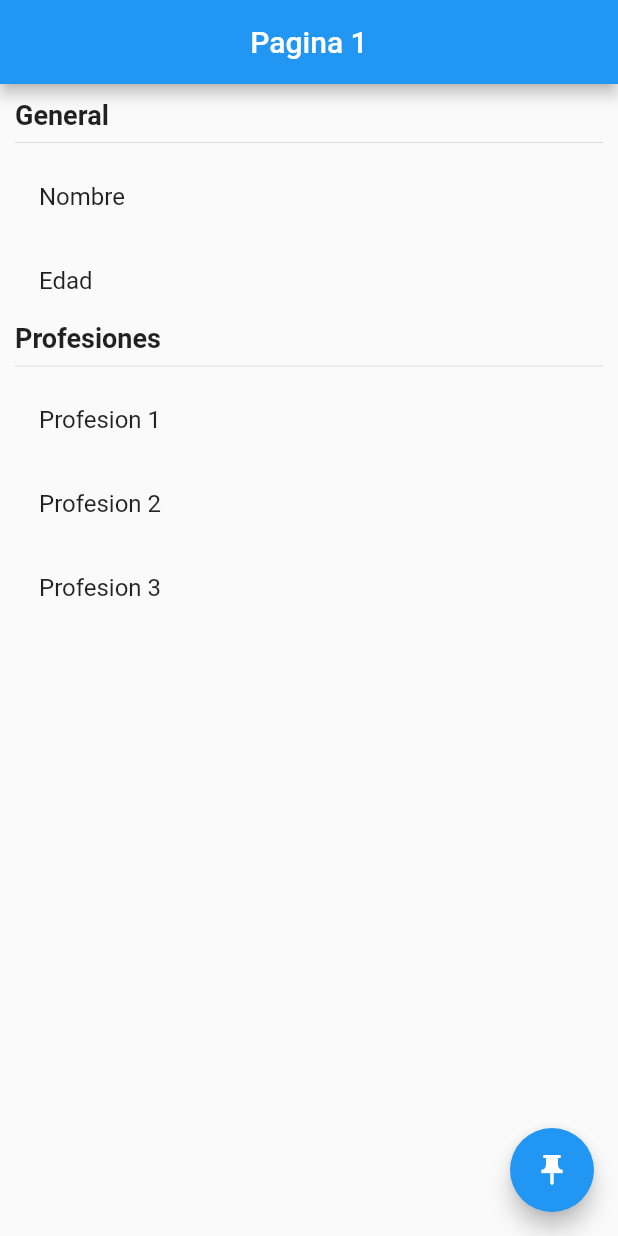
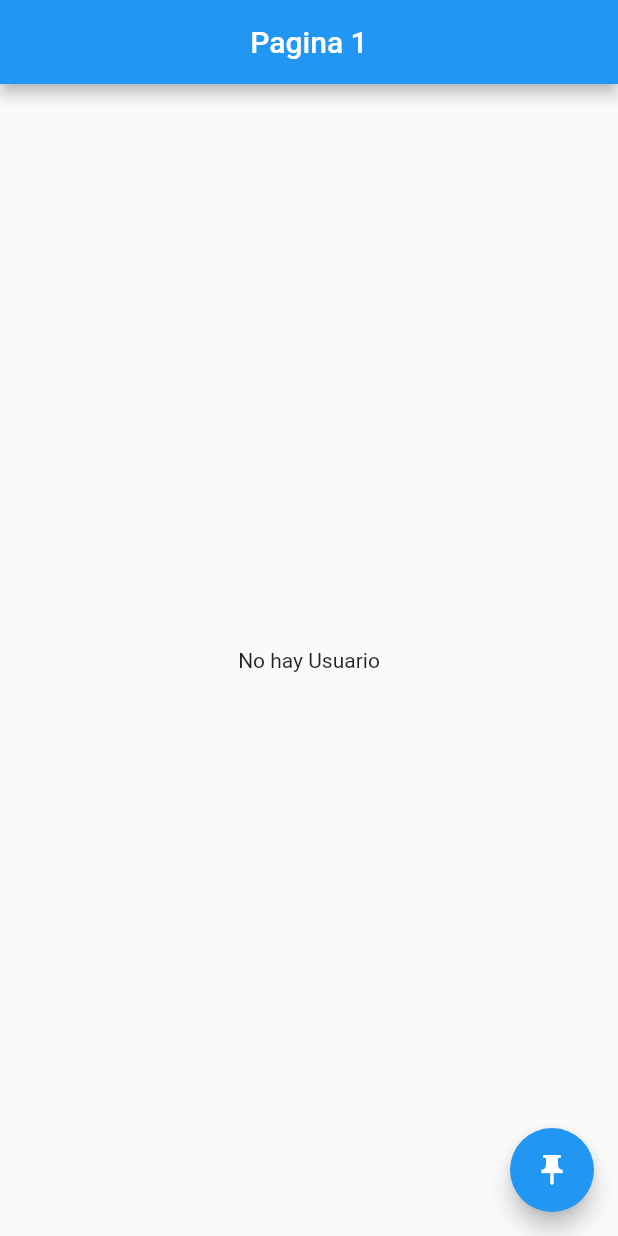
Before and after one commit to Jrosado16/manejar-estados-flutter, a Flutter app: the screen it shows after launch, on a phone screen of 412 x 824 dp. Run offline on Flutter 3.47's test engine with Material 2 defaults, Android fonts, the phone set to English and light mode, and no system bars; accounts and stored records are empty.

Commit message:
rama provider

```diff
--- a/lib/main.dart
+++ b/lib/main.dart
@@ -1,13 +1,19 @@
 import 'package:estados/pages/pagina1.page.dart';
 import 'package:estados/pages/pagina2.page.dart';
+import 'package:estados/services/users.service.dart';
 import 'package:flutter/material.dart';
+import 'package:provider/provider.dart';
 
 void main() => runApp(MyApp());
 
 class MyApp extends StatelessWidget {
   @override
   Widget build(BuildContext context) {
-    return MaterialApp(
+    return MultiProvider(
+          providers: [
+            ChangeNotifierProvider(create: (_) => UserProvider())
+          ],
+          child: MaterialApp(
         title: 'Material App',
         debugShowCheckedModeBanner: false,
         initialRoute: 'page1',
@@ -15,6 +21,7 @@ class MyApp extends StatelessWidget {
           'page1': (_) => Pagina1Page(),
           'page2': (_) => Pagina2Page()
         },
+      ),
     );
   }
 }
--- a/lib/pages/pagina1.page.dart
+++ b/lib/pages/pagina1.page.dart
@@ -1,42 +1,65 @@
+import 'package:estados/models/Usuario.model.dart';
+import 'package:estados/services/users.service.dart';
 import 'package:flutter/material.dart';
-
+import 'package:provider/provider.dart';
 
 class Pagina1Page extends StatelessWidget {
-
   @override
   Widget build(BuildContext context) {
+    final userProvider = Provider.of<UserProvider>(context);
+
     return Scaffold(
       appBar: AppBar(
         title: Text('Pagina 1'),
         centerTitle: true,
       ),
-      body: Container(
+      body: userProvider.existeUsuario
+          ? UserItem(userProvider.usuario,)
+          : Center(
+              child: Text('No hay Usuario'),
+            ),
+      floatingActionButton: FloatingActionButton(
+        child: Icon(Icons.push_pin),
+        onPressed: () {
+          Navigator.pushNamed(context, 'page2');
+        },
+      ),
+    );
+  }
+}
+
+class UserItem extends StatelessWidget {
+  final Usuario usuario;
+
+  const UserItem(this.usuario);
+
+  @override
+  Widget build(BuildContext context) {
+    return Container(
         padding: EdgeInsets.symmetric(horizontal: 10.0, vertical: 10.0),
         child: Column(
           mainAxisAlignment: MainAxisAlignment.start,
           crossAxisAlignment: CrossAxisAlignment.start,
           children: [
-            Text('General', style: TextStyle(fontSize: 18, fontWeight: FontWeight.bold),),
+            Text(
+              'General',
+              style: TextStyle(fontSize: 18, fontWeight: FontWeight.bold),
+            ),
             Divider(),
-            ListTile(title: Text('Nombre'),),
-            ListTile(title: Text('Edad'),),
-
-            Text('Profesiones', style: TextStyle(fontSize: 18, fontWeight: FontWeight.bold),),
+            ListTile(
+              title: Text('Nombre: ${usuario.nombre}'),
+            ),
+            ListTile(
+              title: Text('Edad: ${usuario.edad}'),
+            ),
+            Text(
+              'Profesiones',
+              style: TextStyle(fontSize: 18, fontWeight: FontWeight.bold),
+            ),
             Divider(),
 
-            ListTile(title: Text('Profesion 1'),),
-            ListTile(title: Text('Profesion 2'),),
-            ListTile(title: Text('Profesion 3'),),
-
+            ...usuario.profesiones.map((e) => ListTile(title: Text(e),)).toList(),
           ],
-        )
-     ),
-     floatingActionButton: FloatingActionButton(
-       child: Icon(Icons.push_pin),
-       onPressed: (){
-         Navigator.pushNamed(context, 'page2');
-       },
-     ),
-   );
+        ));
   }
 }
--- /dev/null
+++ b/lib/services/users.service.dart
@@ -0,0 +1,26 @@
+import 'package:estados/models/Usuario.model.dart';
+import 'package:flutter/cupertino.dart';
+
+class UserProvider with ChangeNotifier {
+  Usuario _usuario;
+
+  Usuario get usuario => _usuario;
+  bool get existeUsuario => _usuario != null ? true : false;
+
+  set addUser(Usuario user) {
+    _usuario = user;
+    notifyListeners();
+  }
+
+  set addEdad(int edad) {
+    _usuario.edad = edad;
+    notifyListeners();
+  }
+
+  void addProfesion() {
+    _usuario.profesiones.add('Profesion ${_usuario.profesiones.length+1}');
+    notifyListeners();
+  }
+}
+
+// final usuarioProvider = new UserProvider();
--- a/pubspec.yaml
+++ b/pubspec.yaml
@@ -28,6 +28,8 @@ dependencies:
   # The following adds the Cupertino Icons font to your application.
   # Use with the CupertinoIcons class for iOS style icons.
   cupertino_icons: ^1.0.0
+  provider: ^4.3.2+2
+
 
 dev_dependencies:
   flutter_test:
```
Also changed, not shown: lib/pages/pagina2.page.dart (+15 -2 lines), pubspec.lock. Lines whose indentation alone changed are shown as unchanged.
